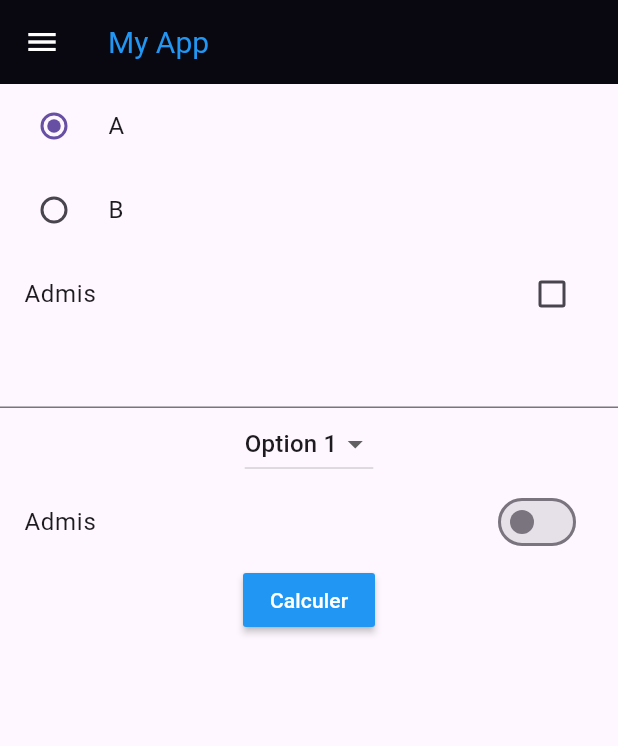
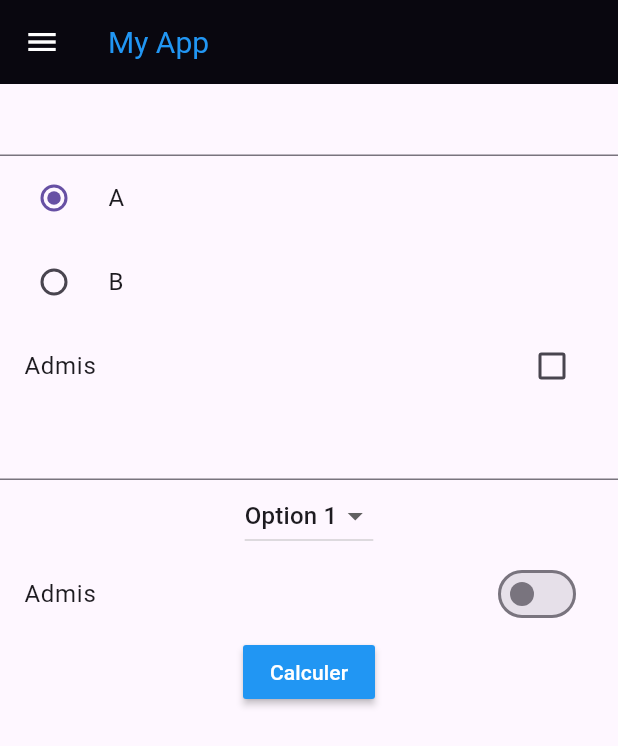
Before and after one commit to oughzal/DEVOAM_M208, a Flutter app: the screen it shows after launch, after a tap on "Calculer", on a phone screen of 412 x 824 dp. Shown: the top 746 px of the screen. Run offline on Flutter 3.47's test engine with Material 3 defaults, Android fonts, the phone set to English and light mode, and no system bars; missing offline and left inert: dart:ffi.

Commit message:
Intial Commit

```diff
--- a/lib/FormWidgets.dart
+++ b/lib/FormWidgets.dart
@@ -13,6 +13,7 @@ class _FormWidgetsState extends State<FormWidgets> {
   TextEditingController controller = TextEditingController();
   String? _selected = "A";
   bool checked = false;
+  TextEditingController controller2 = TextEditingController();
 
   String _selectedValue = 'Option 1';
   final List<String> _options = ['Option 1', 'Option 2', 'Option 3'];
@@ -23,6 +24,10 @@ class _FormWidgetsState extends State<FormWidgets> {
     String admin = (checked!) ? "Admis" : "non Admis";
     String option = _selected!;
     print("text : $text\nadmin : $admin\noption:$option");
+    String value = controller2.text;
+    setState(() {
+
+    });
   }
 
   void _setSelected(String? value) {
@@ -41,6 +46,9 @@ class _FormWidgetsState extends State<FormWidgets> {
   @override
   Widget build(BuildContext context) {
     return Column(children: [
+      TextField(
+       controller: controller2,
+      ),
       RadioListTile(
           title: Text("A"),
           value: "A",
@@ -87,7 +95,8 @@ class _FormWidgetsState extends State<FormWidgets> {
           color: Colors.blue,
           textColor: Colors.white,
           onPressed: buttonOnPressed,
-          child: const Text("Calculer"))
+          child: const Text("Calculer")),
+      Text("${controller2.text}")
     ]);
   }
 }
```
